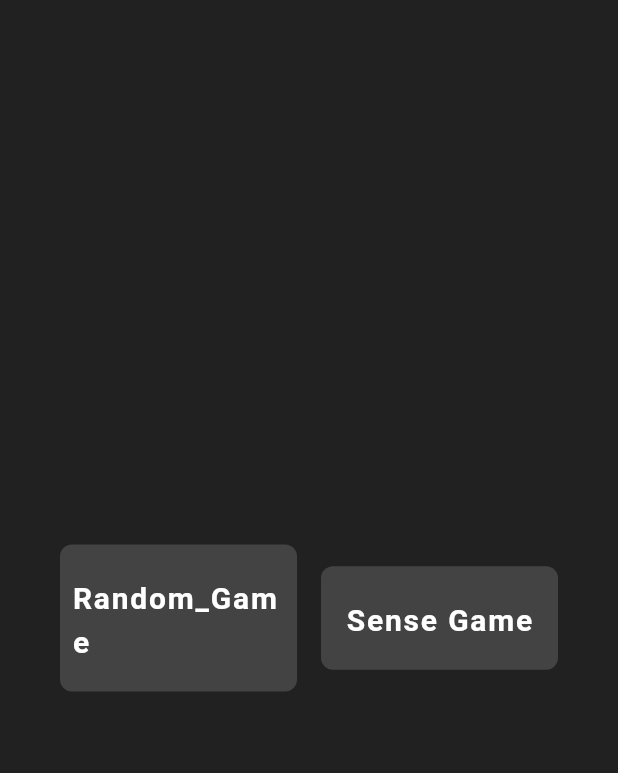
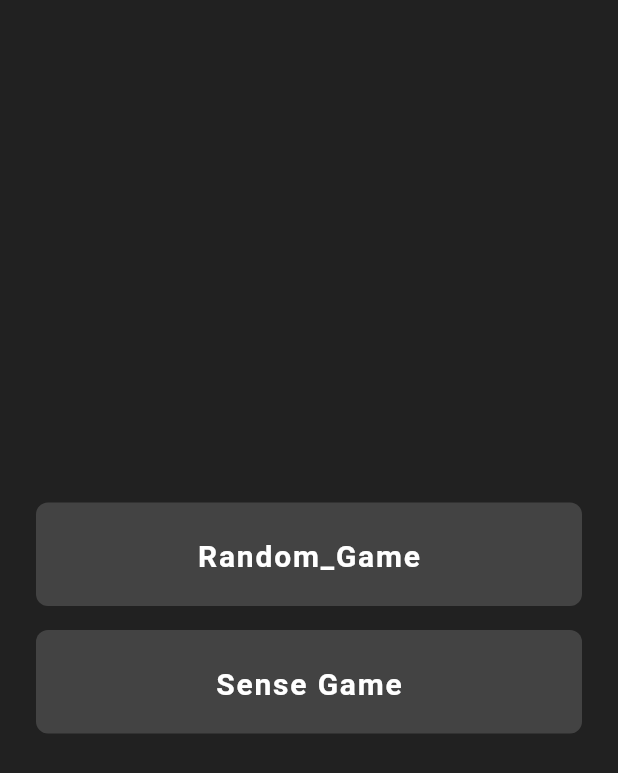
Before and after one commit to KimHyungSik/flutter_coffee_bet, a Flutter app: the screen it shows after launch, on a phone screen of 412 x 824 dp. Shown: the top 773 px of the screen. Run offline on Flutter 3.47's test engine with Material 3 defaults, Android fonts, the phone set to English and light mode, and no system bars; our stand-ins replace easy_localization.

Commit message:
QC 대응

```diff
--- a/assets/translations/ko-KR.json
+++ b/assets/translations/ko-KR.json
@@ -3,6 +3,6 @@
   "Please_touch_3_or_more_people_at_the_same_time." : "3명 이상\n동시에 터치 해주세요.",
   "Please_touch_2_or_more_people_at_the_same_time." : "2명 이상\n동시에 터치 해주세요.",
   "Random_Game" : "랜덤 게임",
-  "Sense_Game" : "눈치게임",
+  "Sense_Game" : "눈치 게임",
   "Game_again" : "다시하기"
 }
--- a/lib/home.dart
+++ b/lib/home.dart
@@ -13,15 +13,14 @@ class HomeScreen extends StatelessWidget {
       body: SafeArea(
         child: Align(
           alignment: const AlignmentDirectional(0, 0),
-          child: Row(
+          child: Padding(
+            padding: const EdgeInsets.symmetric(horizontal: 24),
+            child: Column(
                 mainAxisSize: MainAxisSize.max,
                 mainAxisAlignment: MainAxisAlignment.center,
                 crossAxisAlignment: CrossAxisAlignment.center,
                 spacing: 16,
                 children: [
-                const SizedBox(
-                  width: 24,
-                ),
                   _homeButton(
                     onTap: () {
                       Navigator.push(
@@ -41,19 +40,15 @@ class HomeScreen extends StatelessWidget {
                         );
                       },
                       title: context.tr("Sense_Game")),
-                const SizedBox(
-                  width: 24,
+                ]),
           ),
-              ]),
         ),
       ),
     );
   }
 
   Widget _homeButton({required Function() onTap, required String title}) {
-    return Expanded(
-      flex: 1,
-      child: GestureDetector(
+    return GestureDetector(
       onTap: () {
         onTap();
       },
@@ -89,7 +84,6 @@ class HomeScreen extends StatelessWidget {
           ),
         ),
       ),
-      ),
     );
   }
 }
```
Lines whose indentation alone changed are shown as unchanged.
